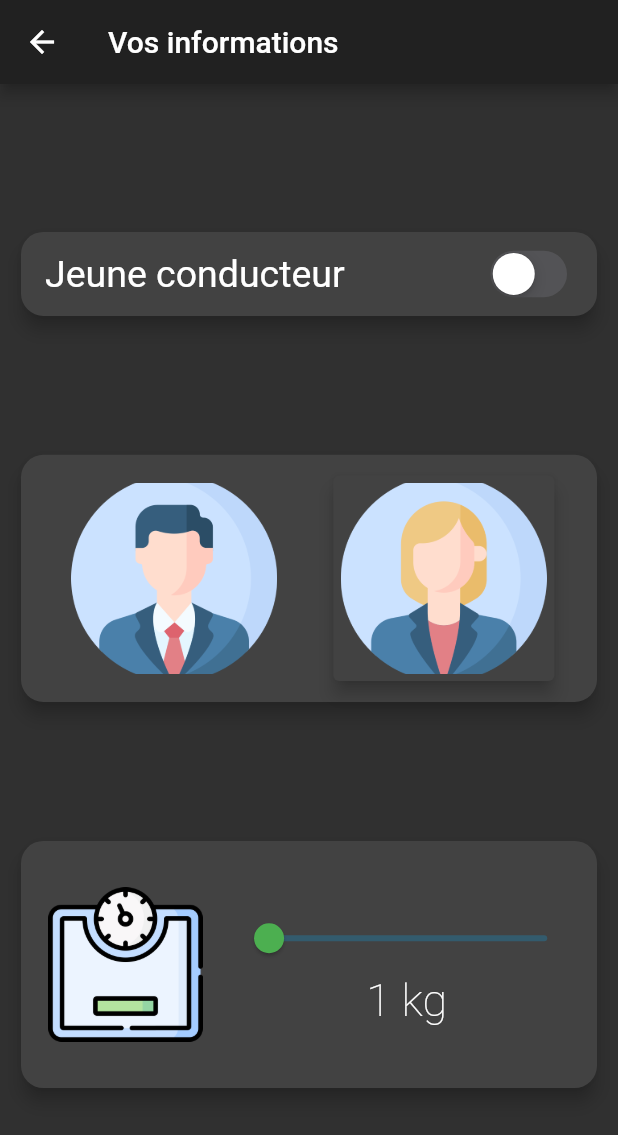
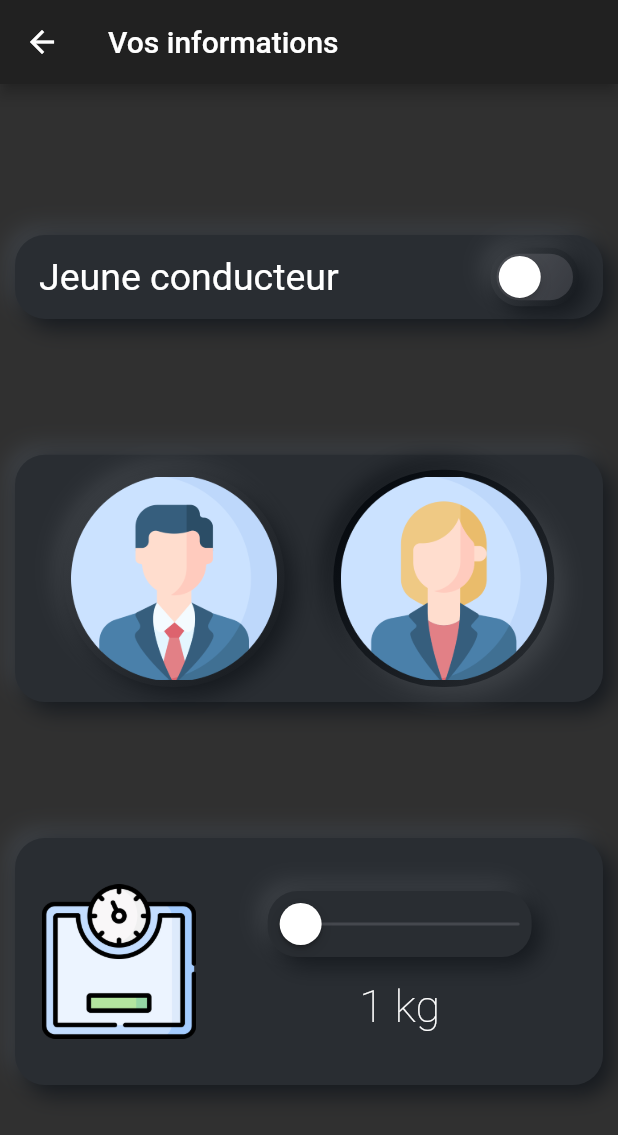
Before and after one commit to cdudit/suis-je-sam, a Flutter app: the Informations screen opened by its route, on a phone screen of 412 x 824 dp. Shown: the top 1135 px of the screen. Run offline on Flutter 3.47's test engine with Material 2 defaults, Android fonts, the phone set to English and light mode, and no system bars; drawn by our look-alikes of clay_containers; our stand-ins replace shared_preferences; accounts and stored records are empty.

Commit message:
design partie informations

```diff
--- a/lib/pages/dashboard.dart
+++ b/lib/pages/dashboard.dart
@@ -80,7 +80,7 @@ class _DashboardState extends State<Dashboard> {
 
     return Scaffold(
       appBar: AppBar(
-        title: Text("Tableau de bord", style: TextStyle(fontSize: 30.0)),
+        title: Text("Tableau de bord"),
         actions: [
           IconButton(
               onPressed: (() => refresh()),
--- a/lib/pages/informations.dart
+++ b/lib/pages/informations.dart
@@ -1,3 +1,4 @@
+import 'package:clay_containers/clay_containers.dart';
 import 'package:flutter/cupertino.dart';
 import 'package:flutter/material.dart';
 import 'package:shared_preferences/shared_preferences.dart';
@@ -9,11 +10,15 @@ class Informations extends StatefulWidget {
 }
 
 class _InformationsState extends State<Informations> {
-  double cardElevation = 5.0;
+  // Informations utilisateur
   int userWeight;
   int userGender;
+  bool isYoung;
+
+  // Variables pour le design
+  double clayRadius = 20.0;
+  Color baseColor = Color(0xFF292D32);
   Size mqSize;
-  bool isYoung;
 
   @override
   void initState() {
@@ -41,14 +46,19 @@ class _InformationsState extends State<Informations> {
           child: Column(
             mainAxisAlignment: MainAxisAlignment.spaceEvenly,
             children: [
-              Card(
-                shape: cardRadius(),
-                elevation: cardElevation,
+              ClayContainer(
+                color: baseColor,
+                borderRadius: clayRadius,
                 child: MergeSemantics(
                   child: ListTile(
                     title: Text('Jeune conducteur',
                         style: TextStyle(fontSize: 25.0)),
-                    trailing: CupertinoSwitch(
+                    trailing: ClayContainer(
+                      color: baseColor,
+                      borderRadius: 50,
+                      curveType: CurveType.convex,
+                      child: CupertinoSwitch(
+                        activeColor: Colors.lightBlue,
                         value: isYoung,
                         onChanged: (bool value) {
                           setState(() {
@@ -56,6 +66,7 @@ class _InformationsState extends State<Informations> {
                             sendToShared();
                           });
                         },
+                      ),
                     ),
                     onTap: () {
                       setState(() {
@@ -66,9 +77,9 @@ class _InformationsState extends State<Informations> {
                   ),
                 ),
               ),
-              Card(
-                shape: cardRadius(),
-                elevation: cardElevation,
+              ClayContainer(
+                color: baseColor,
+                borderRadius: clayRadius,
                 child: Container(
                   height: mqSize.height / 5,
                   padding: cardPadding(),
@@ -97,26 +108,31 @@ class _InformationsState extends State<Informations> {
                   ),
                 ),
               ),
-              Card(
-                shape: cardRadius(),
-                elevation: cardElevation,
+              ClayContainer(
+                color: baseColor,
+                borderRadius: clayRadius,
                 child: Container(
                   height: mqSize.height / 5,
                   padding: cardPadding(),
                   child: Row(
                     mainAxisAlignment: MainAxisAlignment.spaceEvenly,
                     children: [
-                      cardPicture('images/weight.png', 4, false),
+                      Image.asset("images/weight.png", width: mqSize.width / 4),
                       Container(
                         width: mqSize.width / 1.75,
                         child: Column(
                           mainAxisAlignment: MainAxisAlignment.center,
                           children: [
-                            Slider(
+                            Container(
+                              padding: EdgeInsets.only(bottom: 15.0),
+                              child: ClayContainer(
+                                color: baseColor,
+                                borderRadius: clayRadius,
+                                child: CupertinoSlider(
                                     value: (userWeight != null)
                                         ? userWeight.toDouble()
                                         : 1.0,
-                                activeColor: Colors.green,
+                                    activeColor: Colors.lightBlue,
                                     min: 1.0,
                                     max: 150.0,
                                     divisions: 150,
@@ -126,6 +142,8 @@ class _InformationsState extends State<Informations> {
                                         sendToShared();
                                       });
                                     })),
+                              ),
+                            ),
                             infosResult((userWeight != null)
                                 ? (userWeight.toString() + ' kg')
                                 : '0 kg')
@@ -153,9 +171,12 @@ class _InformationsState extends State<Informations> {
   }
 
   /// Affichage d'une image dans les bonnes dimensions pour l'écran
-  Card cardPicture(String path, int divider, myUserGender) {
-    return Card(
-      elevation: (userGender == myUserGender) ? cardElevation : 0.0,
+  ClayContainer cardPicture(String path, int divider, myUserGender) {
+    return ClayContainer(
+      color: baseColor,
+      borderRadius: 75,
+      emboss: (userGender == myUserGender),
+      curveType: (userGender == myUserGender) ? CurveType.concave : CurveType.convex,
       child: Container(
         padding: EdgeInsets.all(5.0),
         child: Image.asset(path,
```
Lines whose indentation alone changed are shown as unchanged.
